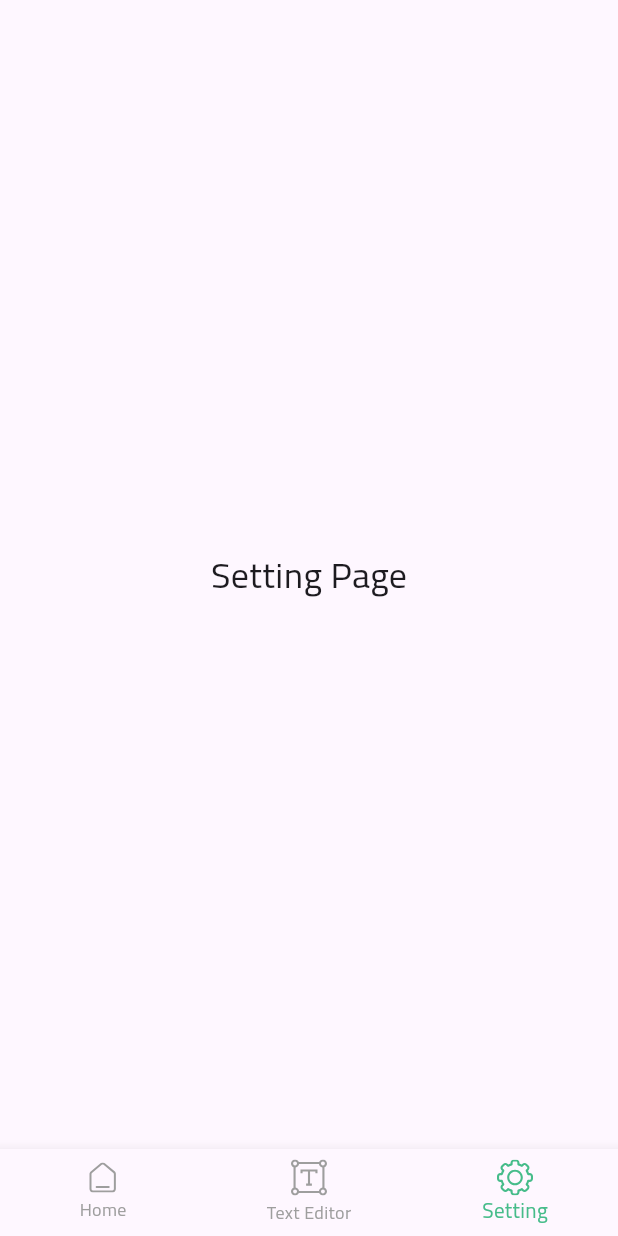
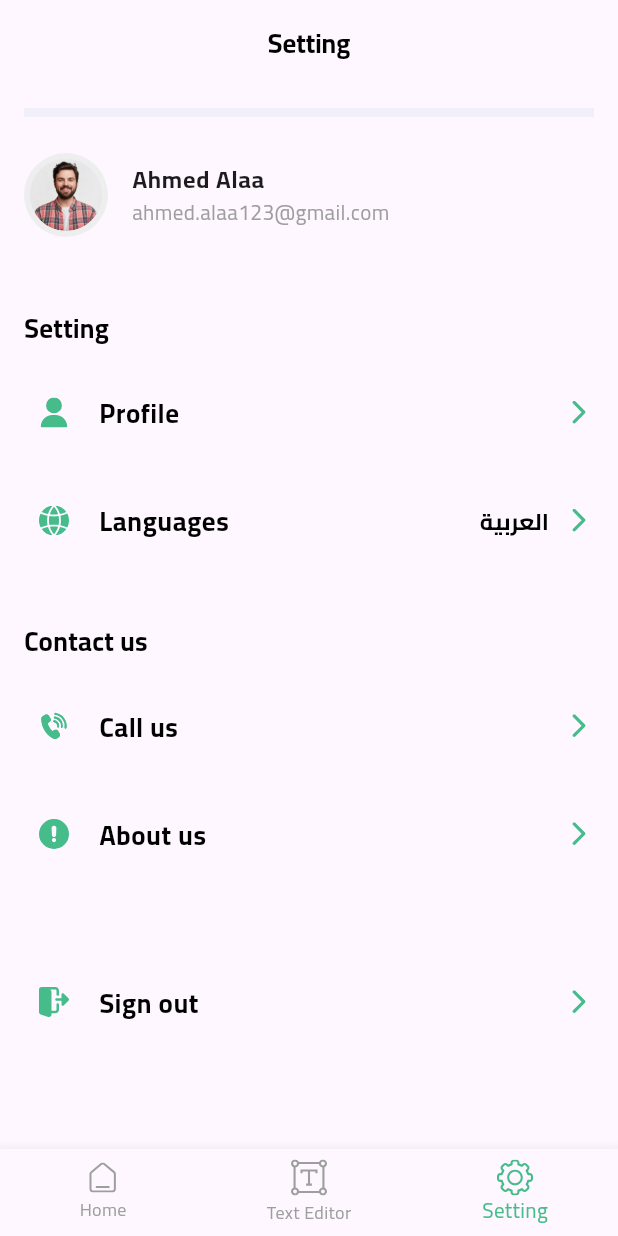
Before and after one commit to abdelrahman3003/digiFly-task, a Flutter app: the screen it shows after launch, swiped to page 3, on a phone screen of 412 x 824 dp. Run offline on Flutter 3.47's test engine with Material 3 defaults, Android fonts, the phone set to English and light mode, and no system bars; our stand-ins replace flutter_screenutil, flutter_svg.

Commit message:
setting ui is done

```diff
--- a/lib/features/home/home_view.dart
+++ b/lib/features/home/home_view.dart
@@ -1,5 +1,6 @@
 import 'package:digifly/core/utils/app_colors.dart';
 import 'package:digifly/features/home/widget/home_details/home_details_view.dart';
+import 'package:digifly/features/home/widget/setting/setting_view.dart';
 import 'package:digifly/features/home/widget/text_editor/text_editor_view.dart';
 import 'package:digifly/gen/assets.gen.dart';
 import 'package:flutter/material.dart';
@@ -19,7 +20,7 @@ class _HomeViewState extends State<HomeView> {
   final List<Widget> pages = [
     const HomeDetailsView(),
     const TextEditorView(),
-    const Center(child: Text("Setting Page", style: TextStyle(fontSize: 24))),
+    const SettingView(),
   ];
 
   @override
--- /dev/null
+++ b/lib/features/home/widget/setting/setting_item.dart
@@ -0,0 +1,43 @@
+import 'package:flutter/material.dart';
+import 'package:flutter_svg/svg.dart';
+
+import '../../../../core/utils/app_style.dart';
+import '../../../../gen/assets.gen.dart';
+
+class SettingItem extends StatelessWidget {
+  const SettingItem(
+      {super.key,
+      required this.title,
+      required this.icon,
+      this.onTap,
+      this.isLangauge});
+  final String title, icon;
+  final Function()? onTap;
+  final bool? isLangauge;
+  @override
+  Widget build(BuildContext context) {
+    return ListTile(
+      contentPadding: const EdgeInsets.only(left: 10, top: 16),
+      title: Text(title,
+          style: AppStyle.style16font700black
+              .copyWith(fontWeight: FontWeight.w600)),
+      leading: SvgPicture.asset(icon),
+      trailing: Row(
+        mainAxisSize: MainAxisSize.min,
+        children: [
+          isLangauge == null
+              ? const SizedBox()
+              : Text("العربية", style: AppStyle.style14font700black),
+          const SizedBox(width: 10),
+          Padding(
+            padding: const EdgeInsets.all(1),
+            child: GestureDetector(
+              onTap: onTap,
+              child: SvgPicture.asset(Assets.icons.arrowSimple, height: 18),
+            ),
+          ),
+        ],
+      ),
+    );
+  }
+}
--- /dev/null
+++ b/lib/features/home/widget/setting/setting_view.dart
@@ -0,0 +1,49 @@
+import 'setting_item.dart';
+import 'space_container.dart';
+import 'user_list_tile.dart';
+import 'package:digifly/gen/assets.gen.dart';
+import 'package:flutter/material.dart';
+
+import '../../../../core/utils/app_style.dart';
+
+class SettingView extends StatelessWidget {
+  const SettingView({super.key});
+
+  @override
+  Widget build(BuildContext context) {
+    return Scaffold(
+      appBar: AppBar(
+        centerTitle: true,
+        title: Text(
+          "Setting",
+          style: AppStyle.style16font700black,
+        ),
+      ),
+      body: Padding(
+        padding: const EdgeInsets.symmetric(horizontal: 16),
+        child: SingleChildScrollView(
+          child: Column(
+            crossAxisAlignment: CrossAxisAlignment.start,
+            children: [
+              const SpaceContainer(),
+              const UserListTile(),
+              const SizedBox(height: 40),
+              Text("Setting", style: AppStyle.style16font700black),
+              SettingItem(title: "Profile", icon: Assets.icons.profile),
+              SettingItem(
+                  title: "Languages",
+                  icon: Assets.icons.language,
+                  isLangauge: true),
+              const SizedBox(height: 40),
+              Text("Contact us", style: AppStyle.style16font700black),
+              SettingItem(title: "Call us", icon: Assets.icons.contact),
+              SettingItem(title: "About us", icon: Assets.icons.exclamation),
+              const SizedBox(height: 40),
+              SettingItem(title: "Sign out", icon: Assets.icons.signOut),
+            ],
+          ),
+        ),
+      ),
+    );
+  }
+}
--- /dev/null
+++ b/lib/features/home/widget/setting/space_container.dart
@@ -0,0 +1,16 @@
+import 'package:flutter/material.dart';
+
+class SpaceContainer extends StatelessWidget {
+  const SpaceContainer({super.key});
+
+  @override
+  Widget build(BuildContext context) {
+    return Padding(
+      padding: const EdgeInsets.symmetric(vertical: 16),
+      child: Container(
+        height: 6,
+        color: const Color(0xffF1EFF9),
+      ),
+    );
+  }
+}
--- /dev/null
+++ b/lib/features/home/widget/setting/user_list_tile.dart
@@ -0,0 +1,31 @@
+import 'package:flutter/material.dart';
+
+import '../../../../gen/assets.gen.dart';
+
+class UserListTile extends StatelessWidget {
+  const UserListTile({super.key});
+
+  @override
+  Widget build(BuildContext context) {
+    return ListTile(
+      contentPadding: EdgeInsets.zero,
+      leading: CircleAvatar(
+        radius: 28,
+        backgroundColor: Colors.grey.shade200,
+        child: CircleAvatar(
+            radius: 24,
+            backgroundImage: AssetImage(
+              Assets.images.proflePic.path,
+            )),
+      ),
+      title: const Text(
+        "Ahmed Alaa",
+        style: TextStyle(fontSize: 16, fontWeight: FontWeight.bold),
+      ),
+      subtitle: const Text(
+        "ahmed.alaa123@gmail.com",
+        style: TextStyle(fontSize: 14, color: Colors.grey),
+      ),
+    );
+  }
+}
```
